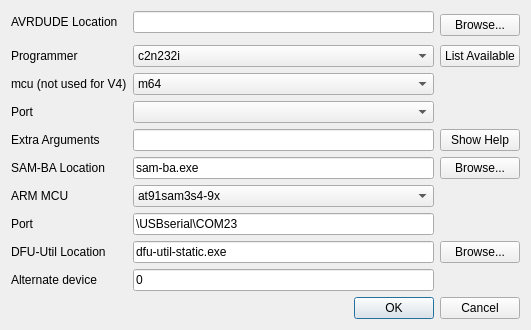
roberto1903/companion9x, file src/burnconfigdialog.ui: the form before one commit.
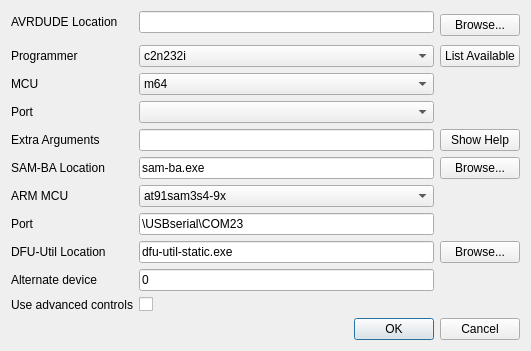
The form after the commit. Icons and pictures are not drawn.

Commit message: By default hide CPU type in burnconfigdialog,

Diff of the .ui file:
```diff
--- a/src/burnconfigdialog.ui
+++ b/src/burnconfigdialog.ui
@@ -7,7 +7,7 @@
     <x>0</x>
     <y>0</y>
     <width>531</width>
-    <height>323</height>
+    <height>335</height>
    </rect>
   </property>
   <property name="sizePolicy">
@@ -561,7 +561,7 @@
      <item row="3" column="0">
       <widget class="QLabel" name="label_av3">
        <property name="text">
-        <string>mcu (not used for V4)</string>
+        <string>MCU</string>
        </property>
        <property name="alignment">
         <set>Qt::AlignLeading|Qt::AlignLeft|Qt::AlignVCenter</set>
@@ -717,6 +717,20 @@
        </property>
       </widget>
      </item>
+     <item row="11" column="2">
+      <widget class="QCheckBox" name="advCtrChkB">
+       <property name="text">
+        <string/>
+       </property>
+      </widget>
+     </item>
+     <item row="11" column="0">
+      <widget class="QLabel" name="label">
+       <property name="text">
+        <string>Use advanced controls</string>
+       </property>
+      </widget>
+     </item>
     </layout>
    </item>
    <item row="1" column="0">
```
The commit also changes 3 other files.
